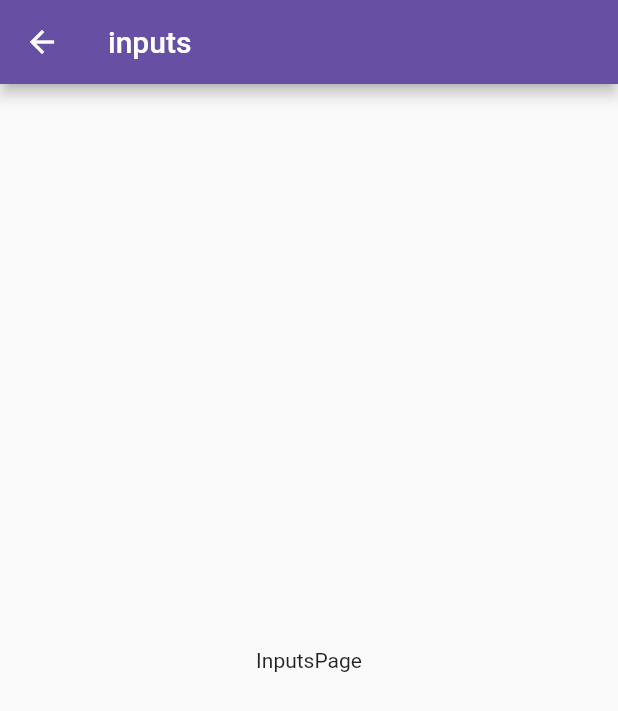
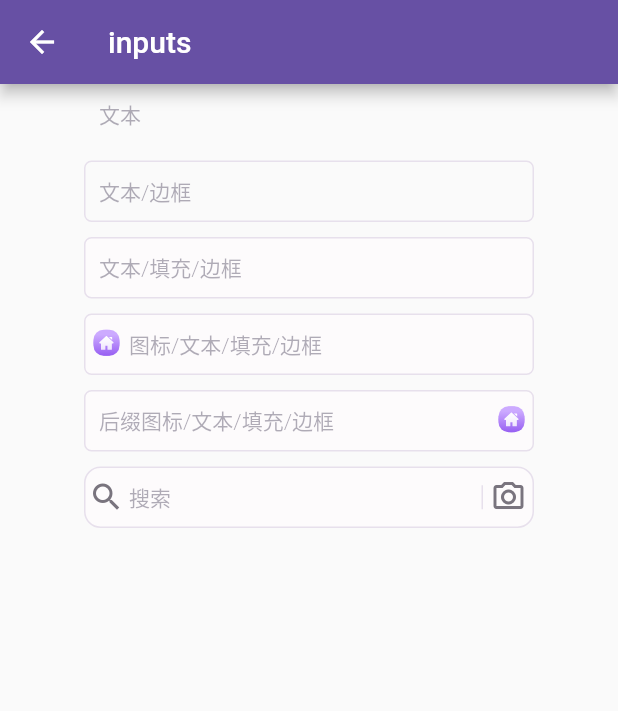
Before and after one commit to knhn1004/flutter_woo_commerce_getx_learn, a Flutter app: the InputsPage screen opened by its route, on a phone screen of 412 x 824 dp. Shown: the top 711 px of the screen. Run offline on Flutter 3.47's test engine with Material 2 defaults, Android fonts, the phone set to English and light mode, and no system bars; our stand-ins replace badges, dio, extended_image, flutter_svg, get, package_info_plus and 1 more; accounts and stored records are empty.

Commit message:
InputWidget

```diff
--- a/lib/common/widgets/index.dart
+++ b/lib/common/widgets/index.dart
@@ -3,3 +3,4 @@ library widgets;
 export 'icon.dart';
 export 'text.dart';
 export 'button.dart';
+export 'input.dart';
--- /dev/null
+++ b/lib/common/widgets/input.dart
@@ -0,0 +1,358 @@
+import 'package:flutter/material.dart';
+import 'package:flutter/services.dart';
+
+import '../index.dart';
+
+enum InputWidgetType {
+  none,
+  text, // 文字
+  textBorder, // 边框
+  textFilled, // 填充/边框
+  iconTextFilled, // 图标/文本/填充/边框
+  suffixTextFilled, // 后缀图标/文本/填充/边框
+  search, // 搜索
+}
+
+/// 输入框
+class InputWidget extends StatelessWidget {
+  /// 输入框类型
+  final InputWidgetType type;
+
+  /// 事件 - 提交
+  final Function(String)? onSubmitted;
+
+  /// 事件 - tap
+  final Function()? onTap;
+
+  /// 事件 - change
+  final Function(String)? onChanged;
+
+  /// 输入控制器
+  final TextEditingController? controller;
+
+  /// 焦点
+  final FocusNode? focusNode;
+
+  /// 输入框提示文字
+  final String? hintText;
+
+  /// 键盘类型
+  final TextInputType? keyboardType;
+
+  /// 圆角
+  final double? borderRadius;
+
+  /// 密码
+  final bool isObscureText;
+
+  /// 只读
+  final bool readOnly;
+
+  /// 最大行数
+  final int? maxLines;
+
+  /// 最小行数
+  final int? minLines;
+
+  /// 字体
+  final double? fontSize;
+
+  /// 图标
+  final Widget? icon;
+  final Widget? suffixIcon;
+
+  /// 输入框确认操作方式
+  final TextInputAction? textInputAction;
+
+  /// 输入验证
+  final List<TextInputFormatter>? inputFormatters;
+
+  /// 填充颜色
+  final Color? fillColor;
+
+  /// 边框颜色
+  final Color? borderColor;
+
+  /// 内容 padding
+  final EdgeInsetsGeometry? contentPadding;
+
+  const InputWidget({
+    Key? key,
+    this.type = InputWidgetType.none,
+    this.onSubmitted,
+    this.controller,
+    this.focusNode,
+    this.hintText,
+    this.keyboardType,
+    this.isObscureText = false,
+    this.icon,
+    this.onTap,
+    this.readOnly = false,
+    this.maxLines,
+    this.minLines,
+    this.textInputAction,
+    this.fontSize,
+    this.inputFormatters,
+    this.fillColor,
+    this.suffixIcon,
+    this.contentPadding,
+    this.borderColor,
+    this.borderRadius,
+    this.onChanged,
+  }) : super(key: key);
+
+  /// 文本输入
+  const InputWidget.text({
+    Key? key,
+    this.type = InputWidgetType.text,
+    this.controller,
+    this.onSubmitted,
+    this.focusNode,
+    this.hintText,
+    this.keyboardType,
+    this.isObscureText = false,
+    this.icon,
+    this.onTap,
+    this.readOnly = false,
+    this.maxLines = 1,
+    this.minLines = 1,
+    this.textInputAction,
+    this.fontSize,
+    this.inputFormatters,
+    this.fillColor,
+    this.suffixIcon,
+    this.contentPadding,
+    this.borderColor,
+    this.borderRadius,
+    this.onChanged,
+  }) : super(key: key);
+
+  /// 文本输入 - 边框
+  const InputWidget.textBorder({
+    Key? key,
+    this.type = InputWidgetType.textBorder,
+    this.onSubmitted,
+    this.focusNode,
+    this.hintText,
+    this.keyboardType,
+    this.isObscureText = false,
+    this.icon,
+    this.onTap,
+    this.readOnly = false,
+    this.maxLines = 1,
+    this.minLines = 1,
+    this.textInputAction,
+    this.fontSize,
+    this.inputFormatters,
+    this.fillColor,
+    this.suffixIcon,
+    this.contentPadding,
+    this.borderColor,
+    this.borderRadius,
+    this.controller,
+    this.onChanged,
+  }) : super(key: key);
+
+  /// 文本输入 - 填充
+  InputWidget.textFilled({
+    Key? key,
+    this.type = InputWidgetType.textFilled,
+    Color? fillColor, // 输入颜色
+    this.onSubmitted,
+    this.focusNode,
+    this.hintText,
+    this.keyboardType,
+    this.isObscureText = false,
+    this.icon,
+    this.onTap,
+    this.readOnly = false,
+    this.maxLines = 1,
+    this.minLines = 1,
+    this.textInputAction,
+    this.fontSize,
+    this.inputFormatters,
+    this.suffixIcon,
+    this.contentPadding,
+    this.borderColor,
+    this.borderRadius,
+    this.onChanged,
+    this.controller,
+  })  : fillColor = fillColor ?? AppColors.surface.withOpacity(0.5),
+        super(key: key);
+
+  /// 文本输入 - 图标文本填充
+  InputWidget.iconTextFilled(
+    this.icon, {
+    Key? key,
+    this.type = InputWidgetType.iconTextFilled,
+    Color? fillColor, // 输入颜色
+    this.onSubmitted,
+    this.focusNode,
+    this.hintText,
+    this.keyboardType,
+    this.isObscureText = false,
+    this.onTap,
+    this.readOnly = false,
+    this.maxLines = 1,
+    this.minLines = 1,
+    this.textInputAction,
+    this.fontSize,
+    this.inputFormatters,
+    this.suffixIcon,
+    this.contentPadding,
+    this.borderColor,
+    this.borderRadius,
+    this.onChanged,
+    this.controller,
+  })  : fillColor = fillColor ?? AppColors.surface.withOpacity(0.5),
+        super(key: key);
+
+  /// 文本输入 - 后缀图标文本填充
+  InputWidget.suffixTextFilled(
+    this.suffixIcon, {
+    Key? key,
+    this.type = InputWidgetType.suffixTextFilled,
+    Color? fillColor, // 输入颜色
+    this.icon,
+    this.onSubmitted,
+    this.focusNode,
+    this.hintText,
+    this.keyboardType,
+    this.isObscureText = false,
+    this.onTap,
+    this.readOnly = false,
+    this.maxLines = 1,
+    this.minLines = 1,
+    this.textInputAction,
+    this.fontSize,
+    this.inputFormatters,
+    this.contentPadding,
+    this.borderColor,
+    this.borderRadius,
+    this.onChanged,
+    this.controller,
+  })  : fillColor = fillColor ?? AppColors.surface.withOpacity(0.5),
+        super(key: key);
+
+  /// 搜索
+  InputWidget.search({
+    Key? key,
+    this.type = InputWidgetType.search,
+    Color? fillColor, // 输入颜色
+    Widget? icon,
+    this.suffixIcon,
+    this.onSubmitted,
+    this.focusNode,
+    this.hintText,
+    this.keyboardType,
+    this.isObscureText = false,
+    this.onTap,
+    this.readOnly = false,
+    this.maxLines = 1,
+    this.minLines = 1,
+    this.textInputAction,
+    this.fontSize,
+    this.inputFormatters,
+    this.contentPadding,
+    this.borderColor,
+    this.borderRadius = 11,
+    this.onChanged,
+    this.controller,
+  })  : icon = icon ??
+            IconWidget.icon(
+              Icons.search,
+              color: AppColors.outline,
+            ),
+        fillColor = fillColor ?? AppColors.surface.withOpacity(0.5),
+        super(key: key);
+
+  // 边框
+  InputBorder? get _border {
+    switch (type) {
+      case InputWidgetType.none:
+      case InputWidgetType.text:
+        return InputBorder.none;
+      default:
+        return OutlineInputBorder(
+          borderSide:
+              BorderSide(color: borderColor ?? AppColors.surfaceVariant),
+          borderRadius: BorderRadius.all(
+              Radius.circular(borderRadius ?? AppRadius.input)),
+        );
+    }
+  }
+
+  // 尾部图标
+  Widget? get _suffixIcon {
+    switch (type) {
+      case InputWidgetType.search:
+        return <Widget>[
+          Container(
+            width: 1,
+            height: 16,
+            color: AppColors.surfaceVariant,
+          ).paddingRight(AppSpace.iconTextSmall),
+          suffixIcon ??
+              IconWidget.icon(
+                Icons.photo_camera_outlined,
+                color: AppColors.outline,
+              )
+        ].toRow().width(30).paddingRight(5);
+      default:
+        return suffixIcon;
+    }
+  }
+
+  @override
+  Widget build(BuildContext context) {
+    var inputBorder = _border;
+    return TextField(
+      onTap: onTap,
+      readOnly: readOnly,
+      autocorrect: false,
+      obscureText: isObscureText,
+      controller: controller,
+      focusNode: focusNode,
+      maxLines: maxLines,
+      minLines: minLines,
+      onSubmitted: onSubmitted,
+      onChanged: onChanged,
+      textInputAction: textInputAction,
+      style: AppTextStyles.bodyText1?.copyWith(
+        fontSize: fontSize,
+        fontWeight: FontWeight.w500,
+        color: AppColors.secondary,
+      ),
+      keyboardType: keyboardType,
+      inputFormatters: inputFormatters,
+      decoration: InputDecoration(
+        fillColor: fillColor ?? Colors.transparent,
+        prefixIcon: icon,
+        prefixIconConstraints: const BoxConstraints(
+          minWidth: 30,
+          minHeight: 0,
+        ),
+        suffixIcon: _suffixIcon,
+        suffixIconConstraints: const BoxConstraints(
+          minWidth: 30,
+          minHeight: 0,
+        ),
+        hintText: hintText,
+        hintStyle: AppTextStyles.bodyText2?.copyWith(
+          fontWeight: FontWeight.w300,
+          color: AppColors.secondary.withOpacity(0.5),
+        ),
+        contentPadding: contentPadding ?? AppSpace.edgeInput,
+        isCollapsed: true,
+        isDense: true,
+        filled: true,
+        border: inputBorder,
+        enabledBorder: inputBorder,
+        focusedBorder: inputBorder,
+        errorBorder: inputBorder,
+        focusedErrorBorder: inputBorder,
+        disabledBorder: inputBorder,
+      ),
+    );
+  }
+}
--- a/lib/pages/styles/inputs/view.dart
+++ b/lib/pages/styles/inputs/view.dart
@@ -1,5 +1,6 @@
 import 'package:flutter/material.dart';
 import 'package:get/get.dart';
+import '../../../common/index.dart';
 
 import 'index.dart';
 
@@ -7,10 +8,53 @@ class InputsPage extends GetView<InputsController> {
   const InputsPage({Key? key}) : super(key: key);
 
   // 主视图
+// 主视图
   Widget _buildView() {
-    return const Center(
-      child: Text("InputsPage"),
+    return SingleChildScrollView(
+      child: _buildInputs().center(),
     );
+  }
+
+  Widget _buildInputs() {
+    return <Widget>[
+      /// 文本
+      const InputWidget.text(
+        hintText: "文本",
+      ).width(300).paddingBottom(AppSpace.listRow),
+
+      /// 文本/边框
+      const InputWidget.textBorder(
+        hintText: "文本/边框",
+      ).width(300).paddingBottom(AppSpace.listRow),
+
+      /// 文本/填充/边框
+      InputWidget.textFilled(
+        hintText: "文本/填充/边框",
+      ).width(300).paddingBottom(AppSpace.listRow),
+
+      /// 图标/文本/填充/边框
+      InputWidget.iconTextFilled(
+        IconWidget.svg(
+          AssetsSvgs.cHomeSvg,
+        ),
+        hintText: "图标/文本/填充/边框",
+      ).width(300).paddingBottom(AppSpace.listRow),
+
+      /// 后缀图标/文本/填充/边框
+      InputWidget.suffixTextFilled(
+        IconWidget.svg(
+          AssetsSvgs.cHomeSvg,
+        ),
+        hintText: "后缀图标/文本/填充/边框",
+      ).width(300).paddingBottom(AppSpace.listRow),
+
+      /// 搜索
+      InputWidget.search(
+        hintText: "搜索",
+      ).width(300).paddingBottom(AppSpace.listRow),
+
+      // end
+    ].toColumn();
   }
 
   @override
--- a/lib/pages/styles/styles_index/view.dart
+++ b/lib/pages/styles/styles_index/view.dart
@@ -29,6 +29,10 @@ class StylesIndexPage extends GetView<StylesIndexController> {
         onTap: () => Get.toNamed(RouteNames.stylesButtons),
         title: const TextWidget.body1("Button 按钮"),
       ),
+      ListTile(
+        onTap: () => Get.toNamed(RouteNames.stylesInputs),
+        title: const TextWidget.body1("Input 输入框"),
+      ),
     ]);
   }
 
```
